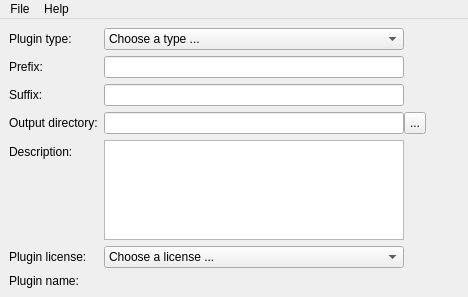
This is tools/medPluginGenerator/medPluginGeneratorMainWindow.ui in medInria/medInria-public as Qt 5 draws it before an edit. The edited form follows.
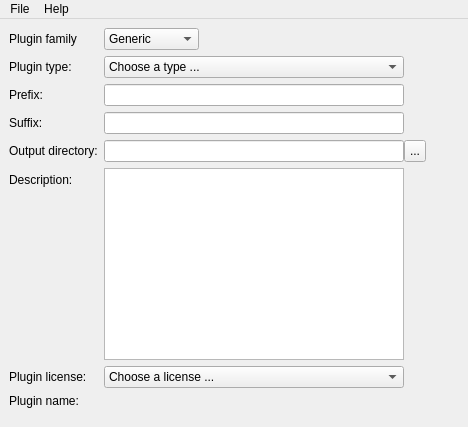
This is the edited form.

Commit message: added some plugin templates

Diff of the .ui file:
```diff
--- a/tools/medPluginGenerator/medPluginGeneratorMainWindow.ui
+++ b/tools/medPluginGenerator/medPluginGeneratorMainWindow.ui
@@ -7,7 +7,7 @@
     <x>0</x>
     <y>0</y>
     <width>468</width>
-    <height>191</height>
+    <height>427</height>
    </rect>
   </property>
   <property name="sizePolicy">
@@ -27,7 +27,7 @@
     <property name="fieldGrowthPolicy">
      <enum>QFormLayout::FieldsStayAtSizeHint</enum>
     </property>
-    <item row="3" column="0">
+    <item row="5" column="0">
      <widget class="QLabel" name="outputPathLabel">
       <property name="text">
        <string>Output directory:</string>
@@ -37,7 +37,7 @@
       </property>
      </widget>
     </item>
-    <item row="3" column="1">
+    <item row="5" column="1">
      <layout class="QHBoxLayout" name="horizontalLayout">
       <property name="spacing">
        <number>0</number>
@@ -76,7 +76,7 @@
       </item>
      </layout>
     </item>
-    <item row="0" column="0">
+    <item row="2" column="0">
      <widget class="QLabel" name="pluginTypeLabel">
       <property name="text">
        <string>Plugin type:</string>
@@ -86,7 +86,7 @@
       </property>
      </widget>
     </item>
-    <item row="0" column="1">
+    <item row="2" column="1">
      <widget class="QComboBox" name="pluginTypeCombo">
       <property name="minimumSize">
        <size>
@@ -116,7 +116,7 @@
       </item>
      </widget>
     </item>
-    <item row="1" column="0">
+    <item row="3" column="0">
      <widget class="QLabel" name="prefixLabel">
       <property name="text">
        <string>Prefix:</string>
@@ -126,7 +126,7 @@
       </property>
      </widget>
     </item>
-    <item row="1" column="1">
+    <item row="3" column="1">
      <widget class="QLineEdit" name="prefixLineEdit">
       <property name="minimumSize">
        <size>
@@ -136,7 +136,7 @@
       </property>
      </widget>
     </item>
-    <item row="2" column="0">
+    <item row="4" column="0">
      <widget class="QLabel" name="suffixLabel">
       <property name="text">
        <string>Suffix:</string>
@@ -146,17 +146,17 @@
       </property>
      </widget>
     </item>
-    <item row="2" column="1">
-     <widget class="QLineEdit" name="suffixLineEdit">
-      <property name="minimumSize">
-       <size>
-        <width>300</width>
-        <height>0</height>
-       </size>
-      </property>
-     </widget>
-    </item>
     <item row="4" column="1">
+     <widget class="QLineEdit" name="suffixLineEdit">
+      <property name="minimumSize">
+       <size>
+        <width>300</width>
+        <height>0</height>
+       </size>
+      </property>
+     </widget>
+    </item>
+    <item row="6" column="1">
      <widget class="QTextEdit" name="descriptionTextEdit">
       <property name="sizePolicy">
        <sizepolicy hsizetype="Fixed" vsizetype="Preferred">
@@ -181,7 +181,7 @@
       </property>
      </widget>
     </item>
-    <item row="5" column="0">
+    <item row="7" column="0">
      <widget class="QLabel" name="pluginLicenseLabel">
       <property name="text">
        <string>Plugin license:</string>
@@ -191,7 +191,7 @@
       </property>
      </widget>
     </item>
-    <item row="5" column="1">
+    <item row="7" column="1">
      <widget class="QComboBox" name="pluginLicenseCombo">
       <property name="minimumSize">
        <size>
@@ -231,14 +231,14 @@
       </item>
      </widget>
     </item>
-    <item row="6" column="0">
+    <item row="8" column="0">
      <widget class="QLabel" name="outputPluginLabel">
       <property name="text">
        <string>Plugin name:</string>
       </property>
      </widget>
     </item>
-    <item row="6" column="1">
+    <item row="8" column="1">
      <widget class="QLabel" name="outputNameLabel">
       <property name="sizePolicy">
        <sizepolicy hsizetype="Fixed" vsizetype="Preferred">
@@ -269,13 +269,34 @@
       </property>
      </widget>
     </item>
-    <item row="4" column="0">
+    <item row="6" column="0">
      <widget class="QLabel" name="descriptionLabel">
       <property name="text">
        <string>Description:</string>
       </property>
      </widget>
     </item>
+    <item row="1" column="0">
+     <widget class="QLabel" name="label">
+      <property name="text">
+       <string>Plugin family</string>
+      </property>
+     </widget>
+    </item>
+    <item row="1" column="1">
+     <widget class="QComboBox" name="FamilyCombo">
+      <item>
+       <property name="text">
+        <string>Generic</string>
+       </property>
+      </item>
+      <item>
+       <property name="text">
+        <string>Registration</string>
+       </property>
+      </item>
+     </widget>
+    </item>
    </layout>
   </widget>
   <widget class="QMenuBar" name="menubar">
```
Left out of the diff: 9 changed lines with no effect on the pictures. The commit also changes 22 other files.
